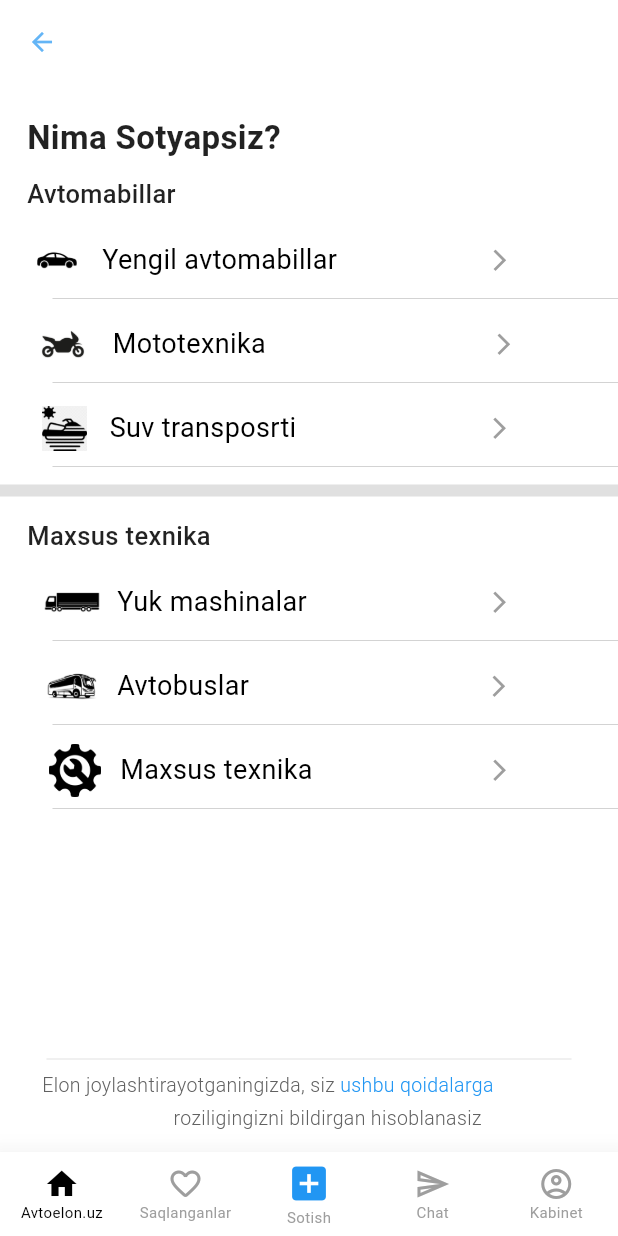
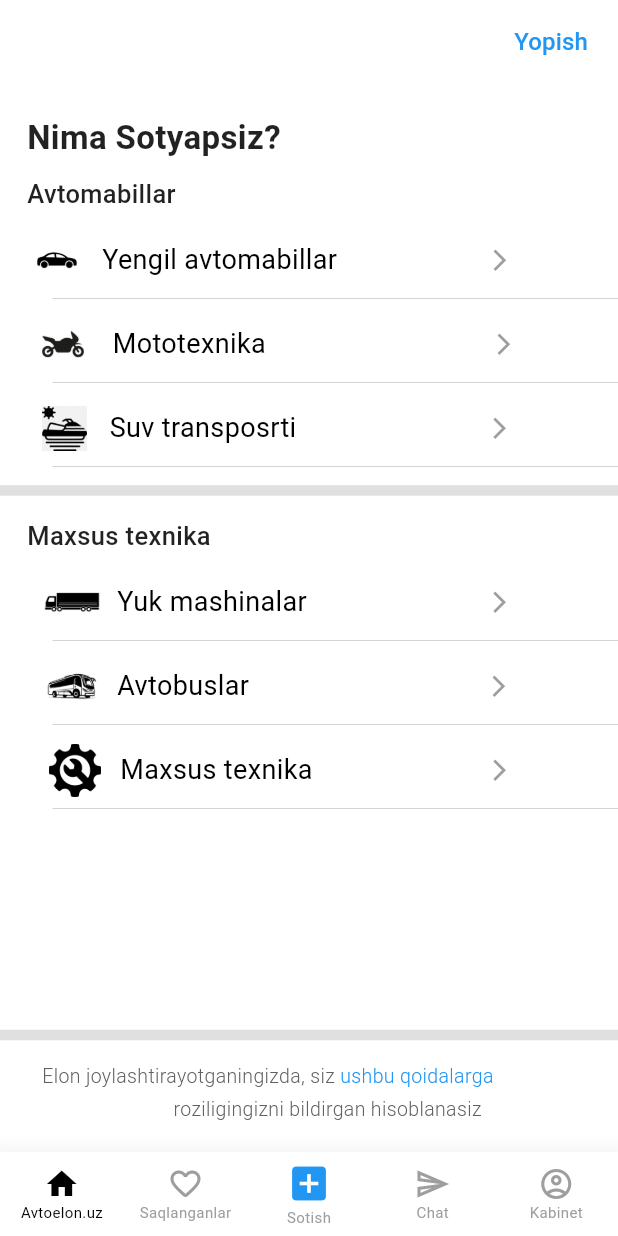
Before and after one commit to abulbanat/avto_elon, a Flutter app: the AddAdPage screen opened by its route, on a phone screen of 412 x 824 dp. Run offline on Flutter 3.47's test engine with Material 3 defaults, Android fonts, the phone set to English and light mode, and no system bars; our stand-ins replace go_router, like_button.

Commit message:
bugs fixed

```diff
--- a/lib/features/add_ad/add_ad_page.dart
+++ b/lib/features/add_ad/add_ad_page.dart
@@ -1,3 +1,4 @@
+import 'package:avto_elon/common/router/route_name.dart';
 import 'package:flutter/material.dart';
 import 'package:go_router/go_router.dart';
 
@@ -10,17 +11,20 @@ class AddAdPage extends StatelessWidget {
       backgroundColor: Colors.white,
       appBar: AppBar(
         backgroundColor: Colors.white,
-        leading: IconButton(
-          onPressed: () {
-            context.pop();
-          },
-          icon: Icon(Icons.arrow_back_outlined,
-            size: 20,
-            color: Colors.blue[300],
+        actions: [Padding(
+          padding: const EdgeInsets.only(right: 8.0),
+          child: TextButton(onPressed: (){
+            context.go(AppRouteName.chatPage);
+          }, child: Text("Yopish", style: TextStyle(
+            fontSize: 16,
+            color: Colors.blue
+          ),)),
+        )]
       ),
-        ),
-      ),
-      body: Column(
+      body:
+          Column(
+            mainAxisAlignment: MainAxisAlignment.spaceBetween,
+            children: [  Column(
               crossAxisAlignment: CrossAxisAlignment.start,
               children: [
                 const SizedBox(height: 20),
@@ -158,7 +162,7 @@ class AddAdPage extends StatelessWidget {
                   ),
                 ),
                 Divider(
-            thickness: 8,
+                  thickness: 7,
                   color: Colors.grey[300],
                 ),
                 const SizedBox(height: 10),
@@ -286,24 +290,24 @@ class AddAdPage extends StatelessWidget {
                     color: Colors.grey,
                   ),
                 ),
+
                 // SizedBox(height:10)
               ],
             ),
-      bottomSheet: Container(
+              Column(
+                children: [
+                  Divider(
+                    thickness: 7,
+                    color: Colors.grey[300],
+                  ),
+                  Container(
                     height: 70.0,
                     width: double.infinity,
                     color: Colors.white,
                     child: Padding(
-          padding: const EdgeInsets.only(left: 28),
+                      padding: const EdgeInsets.only(left: 28, top: 10),
                       child: Column(
                         children: [
-              Padding(
-                padding: const EdgeInsets.only(left: 3, right: 31),
-                child: Divider(
-                  thickness: 0.3,
-                  color: Colors.grey[400],
-                ),
-              ),
                           Row(
                             children: [
                               Text(
@@ -338,6 +342,11 @@ class AddAdPage extends StatelessWidget {
                       ),
                     ),
                   ),
+                ],
+              ),],
+          )
+
+
     );
   }
 }
```
Lines whose indentation alone changed are shown as unchanged.
